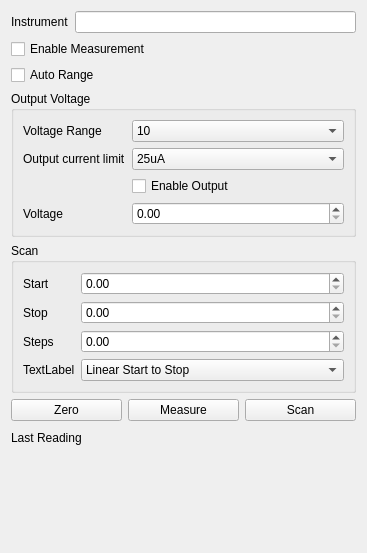
This is ui/PicoampMeterControl.ui in MonroeQuantumNetworks/IonControl as Qt 5 draws it before an edit. The edited form follows.
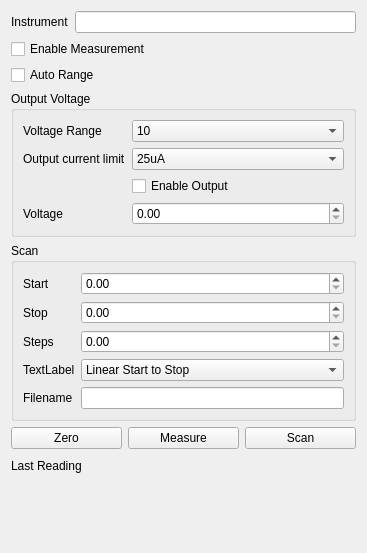
This is the edited form. Custom widgets are drawn as their Qt base class.

Commit message: fixes, not running yet

The edit to the form file:
```diff
--- a/ui/PicoampMeterControl.ui
+++ b/ui/PicoampMeterControl.ui
@@ -199,6 +199,16 @@
         </item>
        </widget>
       </item>
+      <item row="5" column="0">
+       <widget class="QLabel" name="label_10">
+        <property name="text">
+         <string>Filename</string>
+        </property>
+       </widget>
+      </item>
+      <item row="5" column="1">
+       <widget class="QLineEdit" name="filenameEdit"/>
+      </item>
      </layout>
     </widget>
    </item>
```
The commit also changes 1 other file.
